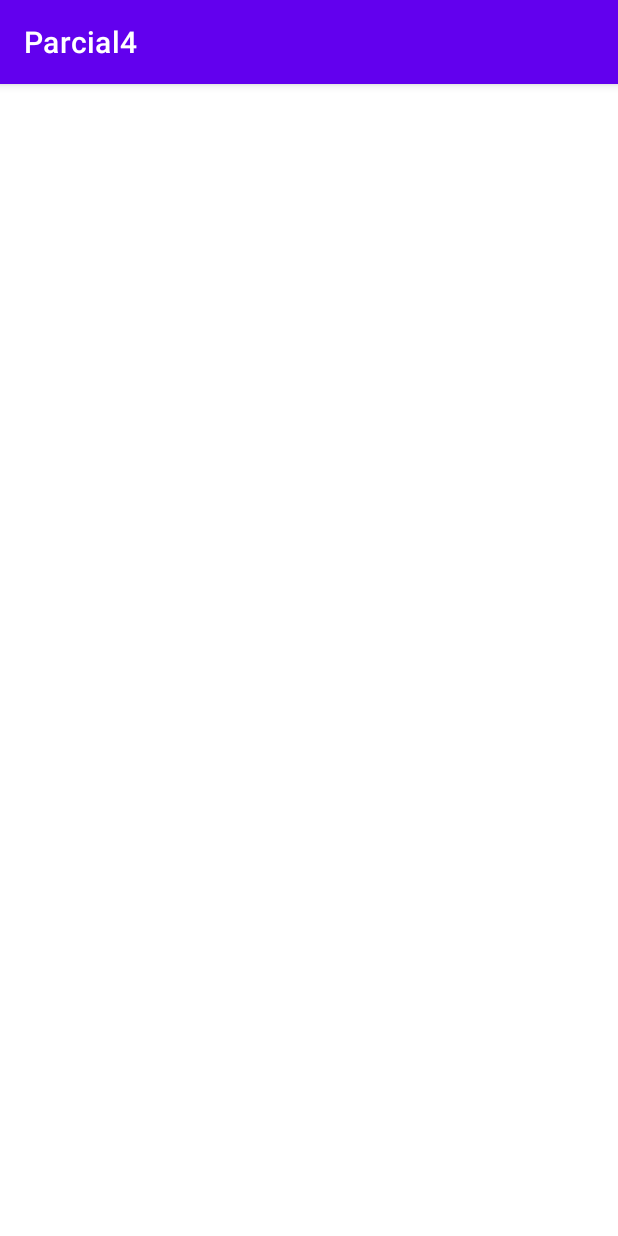
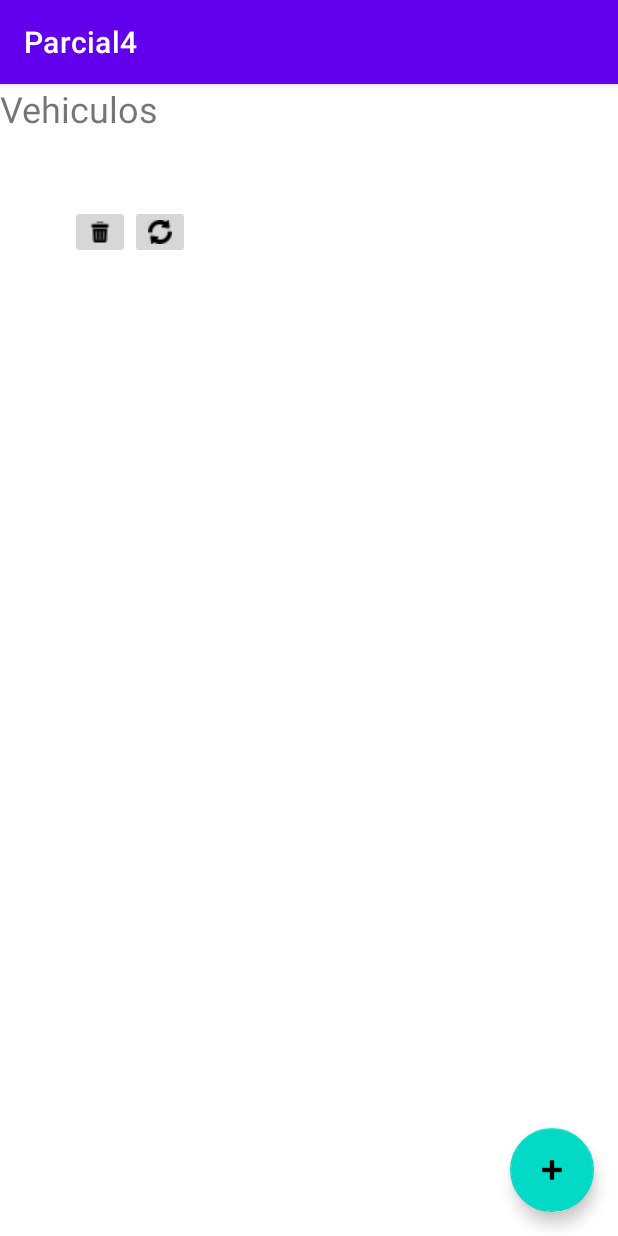
Before and after one commit to KevinMendoza1066/Parcial4, an Android app: the VerVehiculosActivity screen opened directly, with no data from a screen before it, on a phone screen of 412 x 824 dp. Run offline under Robolectric (Android 15) with nearby library versions, the phone set to English and light mode, and no system bars.

Commit message:
Vehiculos
Crud Vehiculos

```diff
--- /dev/null
+++ b/app/src/main/java/com/example/parcial4/Vehiculos/VehiculosAdapter.java
@@ -0,0 +1,96 @@
+package com.example.parcial4.Vehiculos;
+
+import android.content.Intent;
+import android.database.sqlite.SQLiteDatabase;
+import android.view.LayoutInflater;
+import android.view.View;
+import android.view.ViewGroup;
+import android.widget.ImageButton;
+import android.widget.TextView;
+import android.widget.Toast;
+
+import androidx.annotation.NonNull;
+import androidx.recyclerview.widget.RecyclerView;
+
+
+import com.example.parcial4.R;
+
+import java.util.List;
+
+public class VehiculosAdapter extends RecyclerView.Adapter<VehiculosAdapter.TablaViewHolder> {
+
+    private List<VehiculosModel> listaRegistros;
+    private SQLiteDatabase database;
+    public VehiculosAdapter(List<VehiculosModel> listaRegistros,SQLiteDatabase database) {
+        this.listaRegistros = listaRegistros;
+        this.database = database;
+    }
+
+    @NonNull
+    @Override
+    public VehiculosAdapter.TablaViewHolder onCreateViewHolder(@NonNull ViewGroup parent, int viewType) {
+        View view = LayoutInflater.from(parent.getContext()).inflate(R.layout.item_registro2, parent, false);
+        return new VehiculosAdapter.TablaViewHolder(view);
+    }
+
+    @Override
+    public void onBindViewHolder(@NonNull VehiculosAdapter.TablaViewHolder holder, int position) {
+        VehiculosModel registro = listaRegistros.get(position);
+        holder.bind(registro);
+    }
+
+    @Override
+    public int getItemCount() {
+        return listaRegistros.size();
+    }
+
+    public class TablaViewHolder extends RecyclerView.ViewHolder {
+        private TextView txtModelo;
+        private TextView txtMarca;
+        private ImageButton btnEliminar;
+        private ImageButton btnActualizar;
+        private TextView txtId;
+        public TablaViewHolder(@NonNull View itemView) {
+            super(itemView);
+            txtId =itemView.findViewById(R.id.txt_id);
+            txtMarca = itemView.findViewById(R.id.txt_Marca);
+            txtModelo = itemView.findViewById(R.id.txt_Modelo);
+            btnEliminar = itemView.findViewById(R.id.btn_eliminar);
+            btnActualizar = itemView.findViewById(R.id.btn_actualizar);
+        }
+
+        public void bind(VehiculosModel registro) {
+            txtMarca.setText(registro.getMarca());
+            txtModelo.setText(registro.getModelo());
+
+            // Configurar el botón eliminar
+            btnEliminar.setOnClickListener(new View.OnClickListener() {
+                @Override
+                public void onClick(View v) {
+                    // Eliminar el registro correspondiente
+                    eliminarRegistro(registro,v);
+                }
+            });
+
+            // Configurar el botón actualizar
+            btnActualizar.setOnClickListener(new View.OnClickListener() {
+                @Override
+                public void onClick(View v) {
+                    // Abrir una actividad para actualizar el registro
+                    Intent intent = new Intent(itemView.getContext(), ActualizarVehiculoActivity.class);
+                    intent.putExtra("id_registro", registro.getId());
+                    intent.putExtra("Marca", registro.getMarca());
+                    intent.putExtra("Modelo", registro.getModelo());
+                    itemView.getContext().startActivity(intent);
+                }
+            });
+        }
+    }
+
+    private void eliminarRegistro(VehiculosModel registro,View v) {
+        database.delete("MD_Vehiculos", "ID_Vehiculo=?", new String[]{String.valueOf(registro.getId())});
+        Toast.makeText(v.getContext(), "Se elimino el registro correctamente", Toast.LENGTH_SHORT).show();
+        listaRegistros.remove(registro);
+        notifyDataSetChanged();
+    }
+}
--- /dev/null
+++ b/app/src/main/java/com/example/parcial4/Vehiculos/VehiculosModel.java
@@ -0,0 +1,27 @@
+package com.example.parcial4.Vehiculos;
+
+public class VehiculosModel {
+    private int id;
+    private String Marca;
+    private String Modelo;
+
+    public VehiculosModel(int id, String Marca, String Modelo) {
+        this.id = id;
+        this.Marca = Marca;
+        this.Modelo = Modelo;
+
+    }
+
+    public int getId() {
+        return id;
+    }
+
+    public String getMarca() {
+        return Marca;
+    }
+    public String getModelo() {
+        return Modelo;
+    }
+
+
+}
--- a/app/src/main/java/com/example/parcial4/Vehiculos/VerVehiculosActivity.java
+++ b/app/src/main/java/com/example/parcial4/Vehiculos/VerVehiculosActivity.java
@@ -1,16 +1,83 @@
 package com.example.parcial4.Vehiculos;
 
 import androidx.appcompat.app.AppCompatActivity;
+import androidx.recyclerview.widget.LinearLayoutManager;
+import androidx.recyclerview.widget.RecyclerView;
 
+import android.content.Intent;
+import android.database.Cursor;
+import android.database.sqlite.SQLiteDatabase;
+import android.database.sqlite.SQLiteOpenHelper;
 import android.os.Bundle;
+import android.view.View;
 
+import com.example.parcial4.BaseDatos.BaseDatosHelper;
+import com.example.parcial4.Clientes.ClienteModel;
+import com.example.parcial4.Clientes.ClientesAdapter;
+import com.example.parcial4.Clientes.InsertarClienteActivity;
 import com.example.parcial4.R;
+import com.google.android.material.floatingactionbutton.FloatingActionButton;
+
+import java.util.ArrayList;
+import java.util.List;
 
 public class VerVehiculosActivity extends AppCompatActivity {
+
+
+    private RecyclerView recyclerView;
+    private VehiculosAdapter tablaAdapter;
+    private List<VehiculosModel> listaRegistros;
+    private SQLiteDatabase database;
 
     @Override
     protected void onCreate(Bundle savedInstanceState) {
         super.onCreate(savedInstanceState);
         setContentView(R.layout.activity_ver_vehiculos);
+        SQLiteOpenHelper dbHelper = new BaseDatosHelper(getApplicationContext(), "tallerParcial4.db", null, 2);
+        // Inicializar la base de datos
+        database = dbHelper.getWritableDatabase();
+
+        // Configurar el RecyclerView y el adaptador
+        recyclerView = findViewById(R.id.recycler_view);
+        recyclerView.setLayoutManager(new LinearLayoutManager(this));
+        listaRegistros = new ArrayList<>();
+        tablaAdapter = new VehiculosAdapter(listaRegistros,database);
+        recyclerView.setAdapter(tablaAdapter);
+
+        // Cargar los registros de la tabla
+        cargarRegistros();
+        tablaAdapter.notifyDataSetChanged();
+        // Configurar el botón flotante para insertar registros
+        FloatingActionButton fabInsertar = findViewById(R.id.fab_insertar);
+        fabInsertar.setOnClickListener(new View.OnClickListener() {
+            @Override
+            public void onClick(View v) {
+                Intent intent = new Intent(getApplicationContext(), InsertarVehiculoActivity.class);
+                startActivity(intent);
+            }
+        });
     }
+
+    private void cargarRegistros() {
+        // Consultar los registros de la tabla y agregarlos a la lista
+        Cursor cursor = database.rawQuery("SELECT * FROM MD_Vehiculos", null);
+        if (cursor.moveToFirst() && cursor.getCount()>0) {
+            do {
+                // Obtener los datos de cada registro
+                int id = Integer.parseInt(cursor.getString(0));
+                String Marca = cursor.getString(1);
+                String Modelo = cursor.getString(2);
+
+                // Agregar el registro a la lista
+                listaRegistros.add(new VehiculosModel(id, Marca,Modelo));
+            } while (cursor.moveToNext());
+        }
+        cursor.close();
+
+        // Notificar al adaptador que los datos han cambiado
+        tablaAdapter.notifyDataSetChanged();
+    }
+
+
+
 }
--- a/app/src/main/res/layout/activity_ver_vehiculos.xml
+++ b/app/src/main/res/layout/activity_ver_vehiculos.xml
@@ -1,9 +1,32 @@
 <?xml version="1.0" encoding="utf-8"?>
-<androidx.constraintlayout.widget.ConstraintLayout xmlns:android="http://schemas.android.com/apk/res/android"
-    xmlns:app="http://schemas.android.com/apk/res-auto"
-    xmlns:tools="http://schemas.android.com/tools"
+<RelativeLayout xmlns:android="http://schemas.android.com/apk/res/android"
     android:layout_width="match_parent"
-    android:layout_height="match_parent"
-    tools:context=".Vehiculos.VerVehiculosActivity">
+    android:layout_height="match_parent">
 
-</androidx.constraintlayout.widget.ConstraintLayout>
+    <TextView
+        android:id="@+id/textView"
+        android:layout_width="wrap_content"
+        android:layout_height="wrap_content"
+        android:text="Vehiculos"
+        android:textSize="24sp" />
+
+    <androidx.recyclerview.widget.RecyclerView
+        android:id="@+id/recycler_view"
+        android:layout_width="match_parent"
+        android:layout_height="730dp"
+        android:layout_below="@+id/textView"
+        android:layout_marginTop="32dp" />
+
+    <com.google.android.material.floatingactionbutton.FloatingActionButton
+        android:id="@+id/fab_insertar"
+        android:layout_width="wrap_content"
+        android:layout_height="wrap_content"
+        android:layout_alignParentEnd="true"
+        android:layout_alignParentBottom="true"
+        android:layout_marginStart="16dp"
+        android:layout_marginTop="16dp"
+        android:layout_marginEnd="16dp"
+        android:layout_marginBottom="16dp"
+        android:src="@android:drawable/ic_input_add" />
+
+</RelativeLayout>
--- /dev/null
+++ b/app/src/main/res/layout/item_registro2.xml
@@ -0,0 +1,40 @@
+<?xml version="1.0" encoding="utf-8"?>
+<LinearLayout xmlns:android="http://schemas.android.com/apk/res/android"
+    android:layout_width="match_parent"
+    android:layout_height="wrap_content"
+    android:orientation="horizontal"
+    android:padding="16dp">
+    <TextView
+        android:id="@+id/txt_id"
+        android:layout_width="wrap_content"
+        android:layout_height="wrap_content"
+        android:layout_marginLeft="15dp"
+        android:textAppearance="@style/TextAppearance.AppCompat.Large" />
+    <TextView
+        android:id="@+id/txt_Marca"
+        android:layout_width="wrap_content"
+        android:layout_height="wrap_content"
+        android:textAppearance="@style/TextAppearance.AppCompat.Large" />
+
+    <TextView
+        android:id="@+id/txt_Modelo"
+        android:layout_width="wrap_content"
+        android:layout_height="wrap_content"
+        android:layout_marginLeft="15dp"
+        android:textAppearance="@style/TextAppearance.AppCompat.Large" />
+
+    <ImageButton
+        android:id="@+id/btn_eliminar"
+        android:layout_width="wrap_content"
+        android:layout_height="wrap_content"
+        android:src="@drawable/ic_delete"
+        android:contentDescription="Borrar" />
+
+    <ImageButton
+        android:id="@+id/btn_actualizar"
+        android:layout_width="wrap_content"
+        android:layout_height="wrap_content"
+        android:src="@drawable/ic_update"
+        android:contentDescription="Actualizar" />
+
+</LinearLayout>
```
Also changed, not shown: app/src/main/AndroidManifest.xml (+6 -1 lines), app/src/main/java/com/example/parcial4/Vehiculos/ActualizarVehiculoActivity.java (added, +67 -0 lines), app/src/main/java/com/example/parcial4/Vehiculos/InsertarVehiculoActivity.java (added, +57 -0 lines), app/src/main/res/layout/activity_actualizar_vehiculo.xml (added, +34 -0 lines), app/src/main/res/layout/activity_insertar_vehiculo.xml (added, +34 -0 lines).
